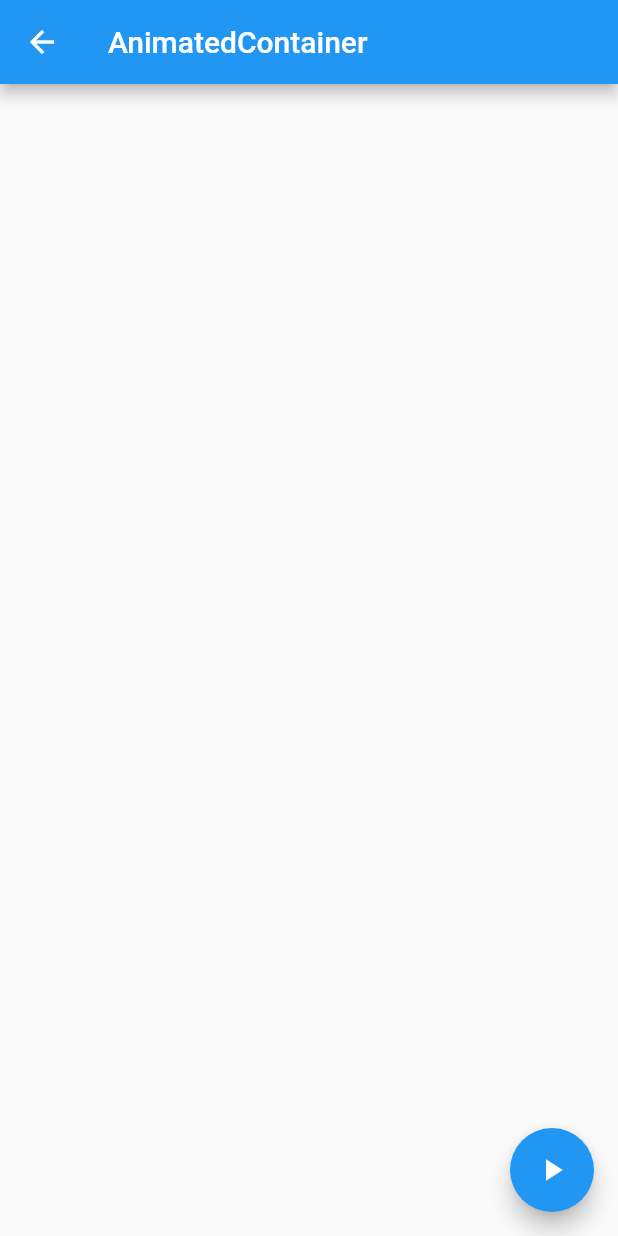
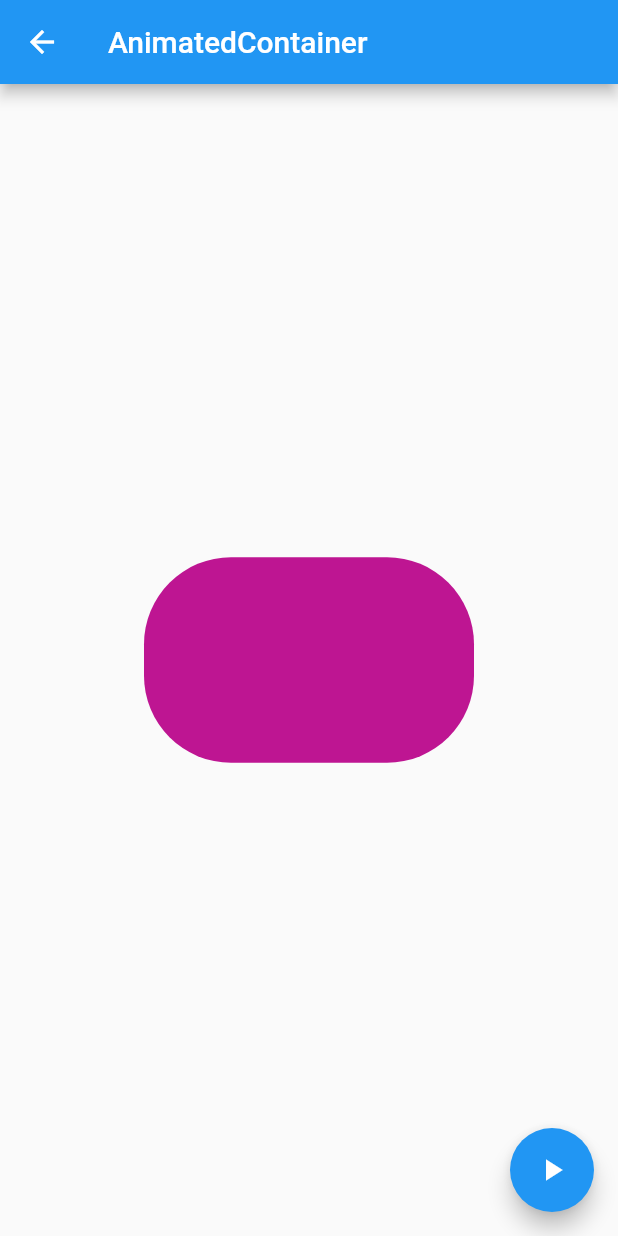
Before and after one commit to freelife1191/flutter_cookbook, a Flutter app: the MyAnimatedContainer screen opened directly, after a tap on the "play arrow" icon, on a phone screen of 412 x 824 dp. Run offline on Flutter 3.47's test engine with Material 2 defaults, Android fonts, the phone set to English and light mode, and no system bars.

Commit message:
AnimatedContainer 구현

```diff
--- a/lib/main.dart
+++ b/lib/main.dart
@@ -1,4 +1,5 @@
 import 'package:flutter/material.dart';
+import 'package:fluttercookbook/src/MyAnimatedContainer.dart';
 import 'package:fluttercookbook/src/MyAnimatedOpacity.dart';
 
 void main() => runApp(MyApp());
@@ -32,14 +33,12 @@ class _HomeState extends State<Home> {
   Widget build(BuildContext context) {
     return ListView(
       children: <Widget>[
-        /*
         ListTile(
           title: Text('AnimatedContainer'),
           onTap: () {
             Navigator.push(context, MaterialPageRoute(builder: (context) => MyAnimatedContainer()));
           },
         ),
-        */
         ListTile(
           title: Text('AnimatedOpacity'),
           onTap: () {
--- a/lib/src/MyAnimatedContainer.dart
+++ b/lib/src/MyAnimatedContainer.dart
@@ -1,11 +1,21 @@
+import 'dart:math';
+
 import 'package:flutter/material.dart';
 
+/**
+ * 상하좌우 크기가 랜덤으로 변하는 위젯
+ */
 class MyAnimatedContainer extends StatefulWidget {
   @override
   State<StatefulWidget> createState() => _AnimatedContainerState();
 }
 
 class _AnimatedContainerState extends State<MyAnimatedContainer>{
+  double _width = 50;
+  double _height = 50;
+  Color _color = Colors.green;
+  BorderRadius _borderRadius = BorderRadius.circular(8); //모서리를 다듬는 정도
+
   @override
   Widget build(BuildContext context) {
     return Scaffold(
@@ -13,10 +23,31 @@ class _AnimatedContainerState extends State<MyAnimatedContainer>{
         title: Text('AnimatedContainer'),
       ),
       body: Center(
-        child: Container(),
+        child: AnimatedContainer(
+            width: _width,
+            height: _height,
+            decoration: BoxDecoration(
+              color: _color, //decoration 설정시 color이 decoration 안에만 존재 해야함
+              borderRadius: _borderRadius // 모서리를 둥글게 다듬어줌
+            ),
+            duration: Duration(seconds: 1), // 1초 동안 모양이 변함
+            curve: Curves.fastOutSlowIn, // 변화속도 효과 주기
+        ),
       ),
       floatingActionButton: FloatingActionButton(
-        onPressed: () {},
+        onPressed: () {
+          setState(() {
+            final random = Random();
+            _width = random.nextInt(300).toDouble();
+            _height = random.nextInt(300).toDouble();
+            _color = Color.fromRGBO(
+              random.nextInt(256),
+              random.nextInt(256),
+              random.nextInt(256),
+              1);
+            _borderRadius = BorderRadius.circular(random.nextInt(100).toDouble());
+          });
+        },
         child: Icon(Icons.play_arrow),
       ),
     );
```
